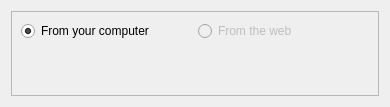
This is bilbo/composer/dialogs/addmediadialogbase.ui in mtux/bilbo as Qt 5 draws it before an edit. The edited form follows.
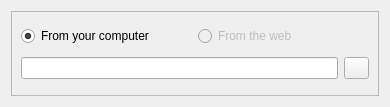
This is the edited form. Custom widgets are drawn as their Qt base class.

Commit message: UploadMediaDialog and Editor: AddMediaDialog, AddImageDialog changed to use QFileDialog instead of KFileDialog on WIN32 due a bug on KFileDialog on windows cause application crash

Patch:
```diff
--- a/bilbo/composer/dialogs/addmediadialogbase.ui
+++ b/bilbo/composer/dialogs/addmediadialogbase.ui
@@ -24,10 +24,12 @@
      <property name="frameShadow" >
       <enum>QFrame::Raised</enum>
      </property>
-     <layout class="QGridLayout" name="gridLayout" >
-      <item row="0" column="0" >
-       <widget class="QRadioButton" name="radiobtnLocalUrl" >
-        <property name="text" >
+     <layout class="QVBoxLayout" name="verticalLayout_2">
+      <item>
+       <layout class="QHBoxLayout" name="horizontalLayout_2">
+        <item>
+         <widget class="QRadioButton" name="radiobtnLocalUrl">
+          <property name="text">
          <string>From your computer</string>
         </property>
         <property name="checked" >
@@ -35,9 +37,9 @@
         </property>
        </widget>
       </item>
-      <item row="0" column="1" >
-       <widget class="QRadioButton" name="radiobtnRemoteUrl" >
-        <property name="enabled" >
+        <item>
+         <widget class="QRadioButton" name="radiobtnRemoteUrl">
+          <property name="enabled">
          <bool>false</bool>
         </property>
         <property name="text" >
@@ -45,12 +47,24 @@
         </property>
        </widget>
       </item>
-      <item row="1" column="0" colspan="2" >
-       <widget class="KUrlRequester" name="kurlreqMediaUrl" >
-        <property name="toolTip" >
-         <string/>
-        </property>
-       </widget>
+       </layout>
+      </item>
+      <item>
+       <layout class="QHBoxLayout" name="horizontalLayout">
+        <item>
+         <widget class="KLineEdit" name="urlReqLineEdit"/>
+        </item>
+        <item>
+         <widget class="KPushButton" name="urlReqBrowse">
+          <property name="maximumSize">
+           <size>
+            <width>25</width>
+            <height>16777215</height>
+           </size>
+          </property>
+         </widget>
+        </item>
+       </layout>
       </item>
      </layout>
     </widget>
@@ -59,9 +73,14 @@
  </widget>
  <customwidgets>
   <customwidget>
-   <class>KUrlRequester</class>
-   <extends>QFrame</extends>
-   <header>kurlrequester.h</header>
+   <class>KPushButton</class>
+   <extends>QPushButton</extends>
+   <header>kpushbutton.h</header>
+  </customwidget>
+  <customwidget>
+   <class>KLineEdit</class>
+   <extends>QLineEdit</extends>
+   <header>klineedit.h</header>
   </customwidget>
  </customwidgets>
  <resources/>
```
Left out of the diff: 23 changed lines with no effect on the pictures. Lines whose indentation alone changed are shown as unchanged. The commit also changes 8 other files.
